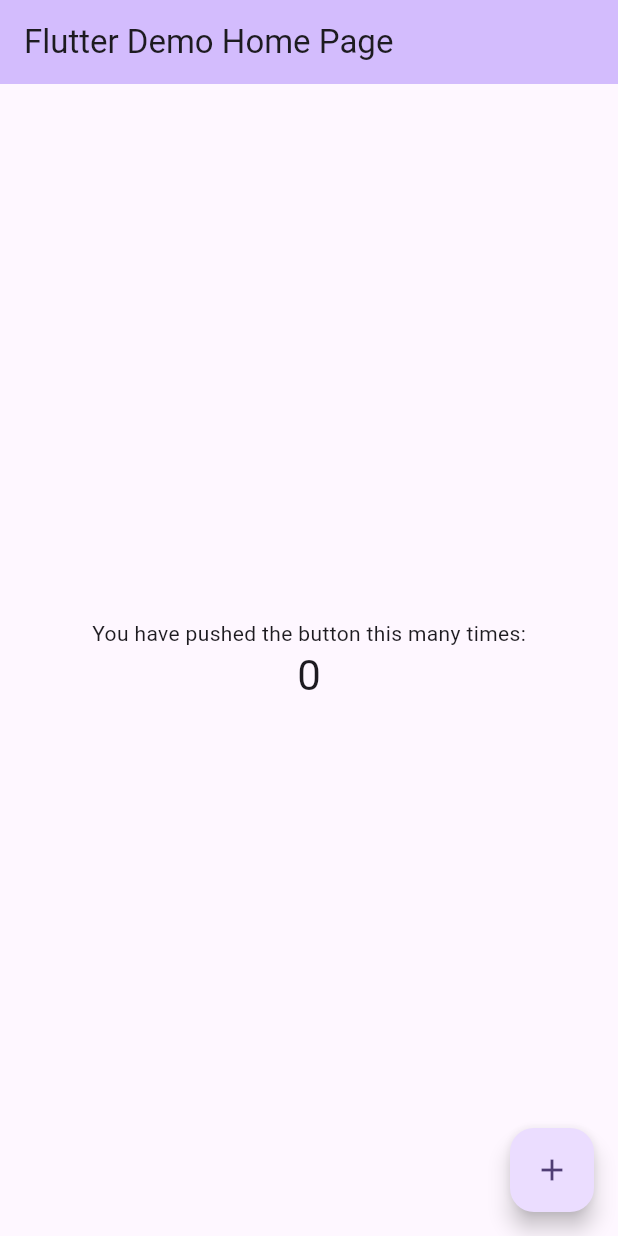
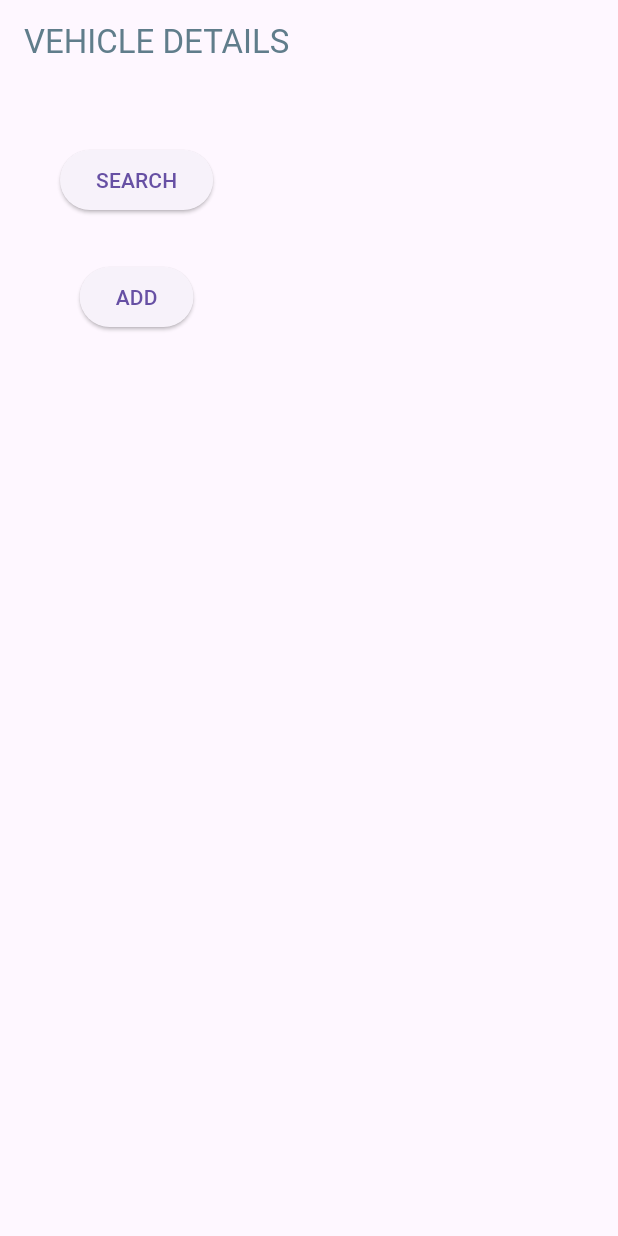
Before and after one commit to AbhinandhV/motor-vehicle-front-end, a Flutter app: the screen it shows after launch, on a phone screen of 412 x 824 dp. Run offline on Flutter 3.47's test engine with Material 3 defaults, Android fonts, the phone set to English and light mode, and no system bars.

Commit message:
menu page completed

```diff
--- a/lib/main.dart
+++ b/lib/main.dart
@@ -1,125 +1,18 @@
 import 'package:flutter/material.dart';
+import 'package:vehicle/pages/menu.dart';
 
-void main() {
-  runApp(const MyApp());
+void main()
+{
+  runApp(vehicle());
 }
 
-class MyApp extends StatelessWidget {
-  const MyApp({super.key});
+class vehicle extends StatelessWidget {
+  const vehicle({super.key});
 
-  // This widget is the root of your application.
   @override
   Widget build(BuildContext context) {
     return MaterialApp(
-      title: 'Flutter Demo',
-      theme: ThemeData(
-        // This is the theme of your application.
-        //
-        // TRY THIS: Try running your application with "flutter run". You'll see
-        // the application has a purple toolbar. Then, without quitting the app,
-        // try changing the seedColor in the colorScheme below to Colors.green
-        // and then invoke "hot reload" (save your changes or press the "hot
-        // reload" button in a Flutter-supported IDE, or press "r" if you used
-        // the command line to start the app).
-        //
-        // Notice that the counter didn't reset back to zero; the application
-        // state is not lost during the reload. To reset the state, use hot
-        // restart instead.
-        //
-        // This works for code too, not just values: Most code changes can be
-        // tested with just a hot reload.
-        colorScheme: ColorScheme.fromSeed(seedColor: Colors.deepPurple),
-        useMaterial3: true,
-      ),
-      home: const MyHomePage(title: 'Flutter Demo Home Page'),
+      home:frontpage(),
     );
   }
 }
-
-class MyHomePage extends StatefulWidget {
-  const MyHomePage({super.key, required this.title});
-
-  // This widget is the home page of your application. It is stateful, meaning
-  // that it has a State object (defined below) that contains fields that affect
-  // how it looks.
-
-  // This class is the configuration for the state. It holds the values (in this
-  // case the title) provided by the parent (in this case the App widget) and
-  // used by the build method of the State. Fields in a Widget subclass are
-  // always marked "final".
-
-  final String title;
-
-  @override
-  State<MyHomePage> createState() => _MyHomePageState();
-}
-
-class _MyHomePageState extends State<MyHomePage> {
-  int _counter = 0;
-
-  void _incrementCounter() {
-    setState(() {
-      // This call to setState tells the Flutter framework that something has
-      // changed in this State, which causes it to rerun the build method below
-      // so that the display can reflect the updated values. If we changed
-      // _counter without calling setState(), then the build method would not be
-      // called again, and so nothing would appear to happen.
-      _counter++;
-    });
-  }
-
-  @override
-  Widget build(BuildContext context) {
-    // This method is rerun every time setState is called, for instance as done
-    // by the _incrementCounter method above.
-    //
-    // The Flutter framework has been optimized to make rerunning build methods
-    // fast, so that you can just rebuild anything that needs updating rather
-    // than having to individually change instances of widgets.
-    return Scaffold(
-      appBar: AppBar(
-        // TRY THIS: Try changing the color here to a specific color (to
-        // Colors.amber, perhaps?) and trigger a hot reload to see the AppBar
-        // change color while the other colors stay the same.
-        backgroundColor: Theme.of(context).colorScheme.inversePrimary,
-        // Here we take the value from the MyHomePage object that was created by
-        // the App.build method, and use it to set our appbar title.
-        title: Text(widget.title),
-      ),
-      body: Center(
-        // Center is a layout widget. It takes a single child and positions it
-        // in the middle of the parent.
-        child: Column(
-          // Column is also a layout widget. It takes a list of children and
-          // arranges them vertically. By default, it sizes itself to fit its
-          // children horizontally, and tries to be as tall as its parent.
-          //
-          // Column has various properties to control how it sizes itself and
-          // how it positions its children. Here we use mainAxisAlignment to
-          // center the children vertically; the main axis here is the vertical
-          // axis because Columns are vertical (the cross axis would be
-          // horizontal).
-          //
-          // TRY THIS: Invoke "debug painting" (choose the "Toggle Debug Paint"
-          // action in the IDE, or press "p" in the console), to see the
-          // wireframe for each widget.
-          mainAxisAlignment: MainAxisAlignment.center,
-          children: <Widget>[
-            const Text(
-              'You have pushed the button this many times:',
-            ),
-            Text(
-              '$_counter',
-              style: Theme.of(context).textTheme.headlineMedium,
-            ),
-          ],
-        ),
-      ),
-      floatingActionButton: FloatingActionButton(
-        onPressed: _incrementCounter,
-        tooltip: 'Increment',
-        child: const Icon(Icons.add),
-      ), // This trailing comma makes auto-formatting nicer for build methods.
-    );
-  }
-}
--- /dev/null
+++ b/lib/pages/menu.dart
@@ -0,0 +1,30 @@
+import 'package:flutter/material.dart';
+
+class frontpage extends StatelessWidget {
+  const frontpage({super.key});
+
+  @override
+  Widget build(BuildContext context) {
+    return MaterialApp(
+      home: Scaffold(
+        appBar: AppBar(title: Text("VEHICLE DETAILS",style:
+        TextStyle(color:Colors.blueGrey),
+        ),
+        ),
+        body: SingleChildScrollView(
+          child: Container(
+            padding: EdgeInsets.all(40),
+            child: Column(
+              mainAxisAlignment: MainAxisAlignment.center,
+              children: [
+                ElevatedButton(onPressed: (){}, child:Text("SEARCH")),
+                SizedBox(height: 30,),
+                ElevatedButton(onPressed: (){}, child: Text("ADD")),
+              ],
+            ),
+          ),
+        ),
+      ),
+    );
+  }
+}
```
